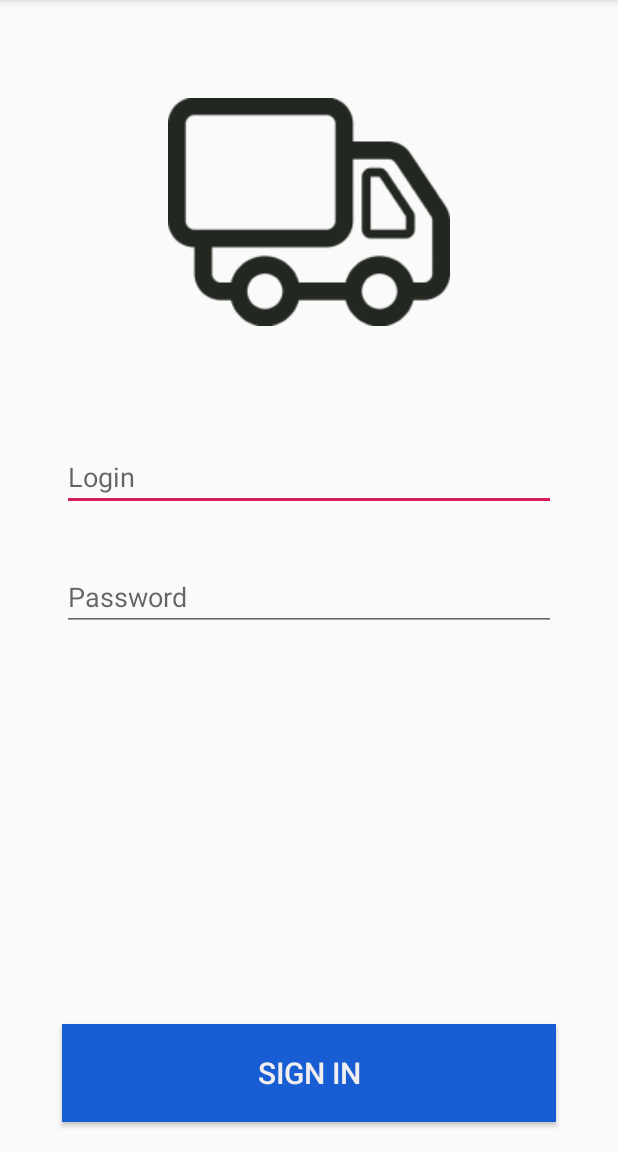
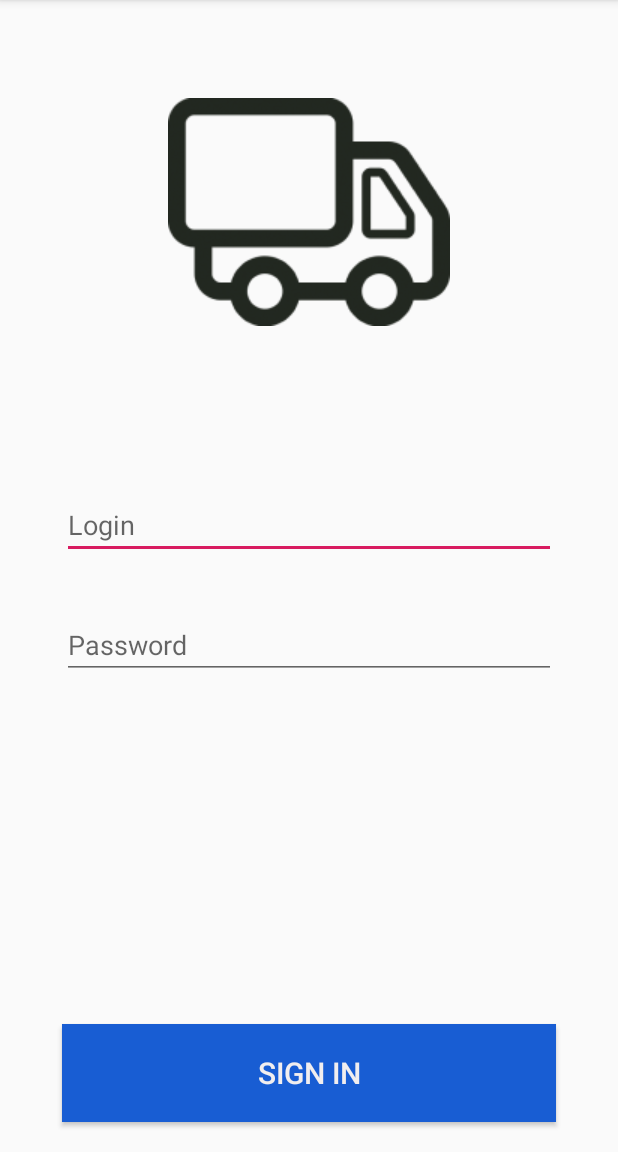
Before and after one commit to SergeiMikhailovskii/RPPBA, an Android app: the LoginActivity screen opened directly, with no data from a screen before it, on a phone screen of 412 x 824 dp, the part 84-1236 px from its top. Run offline under Robolectric (Android 15) with nearby library versions, the phone set to English and light mode, and no system bars.

Commit message:
fix: constraint from login EditText to ImageView

```diff
--- a/app/src/main/res/layout/activity_login.xml
+++ b/app/src/main/res/layout/activity_login.xml
@@ -50,11 +50,11 @@
         android:id="@+id/login_edit_text"
         android:layout_width="0dp"
         android:layout_height="wrap_content"
-        android:layout_marginTop="230dp"
+        android:layout_marginTop="110dp"
         android:hint="@string/login"
         app:layout_constraintEnd_toEndOf="@id/guideline4"
         app:layout_constraintStart_toStartOf="@+id/guideline"
-        app:layout_constraintTop_toTopOf="@id/car_image_view" />
+        app:layout_constraintTop_toBottomOf="@id/car_image_view" />
 
     <EditText
         android:id="@+id/password_edit_text"
```
